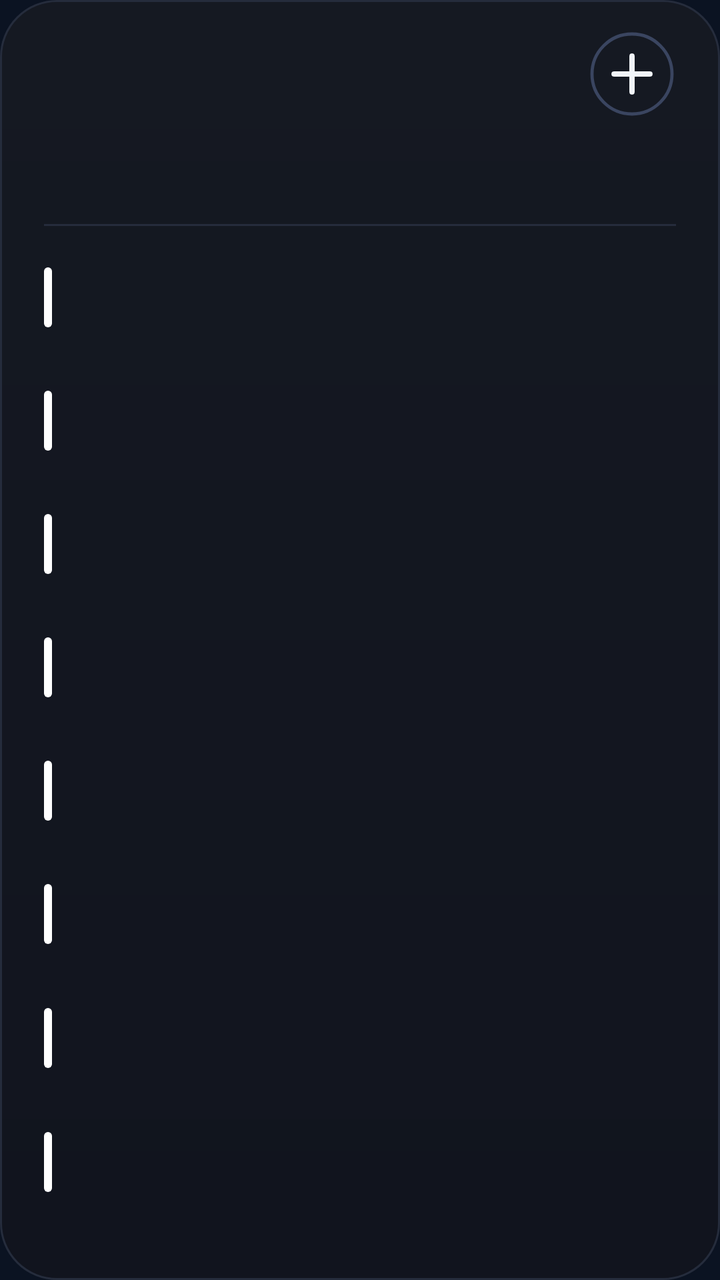
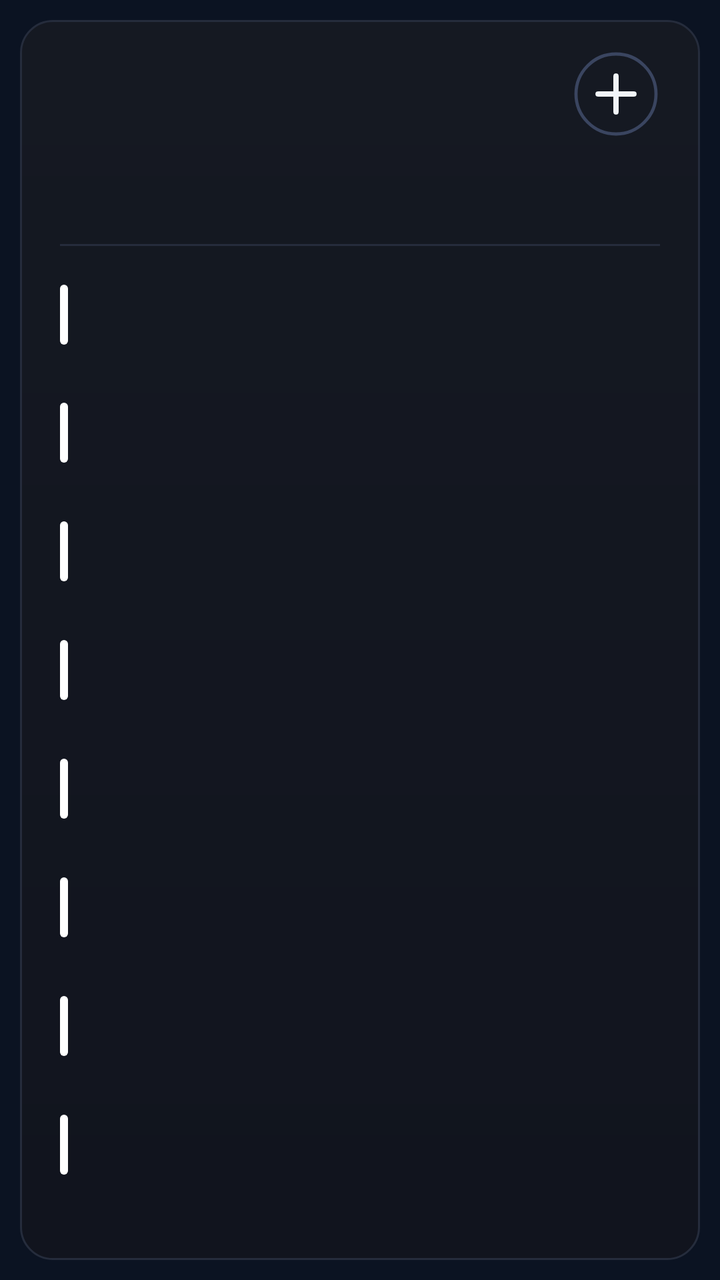

Two renders of the same Android screen: before a commit and after it. Below are the layout's source before the change and the commit's diff.
<!-- AndroidManifest.xml: application theme AppTheme -->
<!-- res/layout/cal_k8.xml -->
<?xml version="1.0" encoding="utf-8"?>
<FrameLayout xmlns:android="http://schemas.android.com/apk/res/android"
    android:id="@+id/root"
    android:layout_width="match_parent"
    android:layout_height="match_parent"
    android:padding="0dp">

    <LinearLayout
        android:id="@+id/panel"
        android:layout_width="match_parent"
        android:layout_height="match_parent"
        android:background="@drawable/cal_panel"
        android:orientation="vertical"
        android:paddingStart="22dp"
        android:paddingTop="13dp"
        android:paddingEnd="22dp"
        android:paddingBottom="14dp">

        
        <LinearLayout
            android:layout_width="match_parent"
            android:layout_height="48dp"
            android:gravity="center_vertical"
            android:orientation="horizontal">
        <ImageView
            android:id="@+id/cal_day"
            android:layout_width="wrap_content"
            android:layout_height="47dp"
            android:adjustViewBounds="true"
            android:scaleType="fitStart" />

            <LinearLayout
                android:layout_width="0dp"
                android:layout_height="wrap_content"
                android:layout_marginStart="12dp"
                android:layout_weight="1"
                android:orientation="vertical">
                <ImageView
                    android:id="@+id/cal_month"
                    android:layout_width="match_parent"
                    android:layout_height="23dp"
                    android:adjustViewBounds="true"
                    android:scaleType="fitStart" />
                <ImageView
                    android:id="@+id/cal_sub"
                    android:layout_width="match_parent"
                    android:layout_height="16dp"
                    android:adjustViewBounds="true"
                    android:layout_marginTop="2dp"
                    android:scaleType="fitStart" />
            </LinearLayout>

            <ImageView
                android:id="@+id/btn_add"
                android:layout_width="44dp"
                android:layout_height="44dp"
                android:contentDescription="New event"
                android:src="@drawable/ic_cal_add" />
        </LinearLayout>

        
        <LinearLayout
            android:layout_width="match_parent"
            android:layout_height="44dp"
            android:layout_marginTop="2dp"
            android:orientation="horizontal">
            <LinearLayout
                android:layout_width="0dp"
                android:layout_height="match_parent"
                android:layout_weight="1"
                android:gravity="center_horizontal"
                android:orientation="vertical">
                <ImageView
                    android:id="@+id/wk_label_0"
                    android:layout_width="wrap_content"
                    android:layout_height="14dp"
                    android:adjustViewBounds="true"
                    android:scaleType="fitCenter" />
                <ImageView
                    android:id="@+id/wk_num_0"
                    android:layout_width="26dp"
                    android:layout_height="26dp"
                    android:adjustViewBounds="true"
                    android:layout_marginTop="3dp"
                    android:scaleType="fitCenter" />
            </LinearLayout>
            <LinearLayout
                android:layout_width="0dp"
                android:layout_height="match_parent"
                android:layout_weight="1"
                android:gravity="center_horizontal"
                android:orientation="vertical">
                <ImageView
                    android:id="@+id/wk_label_1"
                    android:layout_width="wrap_content"
                    android:layout_height="14dp"
                    android:adjustViewBounds="true"
                    android:scaleType="fitCenter" />
                <ImageView
                    android:id="@+id/wk_num_1"
                    android:layout_width="26dp"
                    android:layout_height="26dp"
                    android:adjustViewBounds="true"
                    android:layout_marginTop="3dp"
                    android:scaleType="fitCenter" />
            </LinearLayout>
            <LinearLayout
                android:layout_width="0dp"
                android:layout_height="match_parent"
                android:layout_weight="1"
                android:gravity="center_horizontal"
                android:orientation="vertical">
                <ImageView
                    android:id="@+id/wk_label_2"
                    android:layout_width="wrap_content"
                    android:layout_height="14dp"
                    android:adjustViewBounds="true"
                    android:scaleType="fitCenter" />
                <ImageView
                    android:id="@+id/wk_num_2"
                    android:layout_width="26dp"
                    android:layout_height="26dp"
                    android:adjustViewBounds="true"
                    android:layout_marginTop="3dp"
                    android:scaleType="fitCenter" />
            </LinearLayout>
            <LinearLayout
                android:layout_width="0dp"
                android:layout_height="match_parent"
                android:layout_weight="1"
                android:gravity="center_horizontal"
                android:orientation="vertical">
                <ImageView
                    android:id="@+id/wk_label_3"
                    android:layout_width="wrap_content"
                    android:layout_height="14dp"
                    android:adjustViewBounds="true"
                    android:scaleType="fitCenter" />
                <ImageView
                    android:id="@+id/wk_num_3"
                    android:layout_width="26dp"
                    android:layout_height="26dp"
                    android:adjustViewBounds="true"
                    android:layout_marginTop="3dp"
                    android:scaleType="fitCenter" />
            </LinearLayout>
            <LinearLayout
                android:layout_width="0dp"
                android:layout_height="match_parent"
                android:layout_weight="1"
                android:gravity="center_horizontal"
                android:orientation="vertical">
                <ImageView
                    android:id="@+id/wk_label_4"
                    android:layout_width="wrap_content"
                    android:layout_height="14dp"
                    android:adjustViewBounds="true"
                    android:scaleType="fitCenter" />
                <ImageView
                    android:id="@+id/wk_num_4"
                    android:layout_width="26dp"
                    android:layout_height="26dp"
                    android:adjustViewBounds="true"
                    android:layout_marginTop="3dp"
                    android:scaleType="fitCenter" />
            </LinearLayout>
            <LinearLayout
                android:layout_width="0dp"
                android:layout_height="match_parent"
                android:layout_weight="1"
                android:gravity="center_horizontal"
                android:orientation="vertical">
                <ImageView
                    android:id="@+id/wk_label_5"
                    android:layout_width="wrap_content"
                    android:layout_height="14dp"
                    android:adjustViewBounds="true"
                    android:scaleType="fitCenter" />
                <ImageView
                    android:id="@+id/wk_num_5"
                    android:layout_width="26dp"
                    android:layout_height="26dp"
                    android:adjustViewBounds="true"
                    android:layout_marginTop="3dp"
                    android:scaleType="fitCenter" />
            </LinearLayout>
            <LinearLayout
                android:layout_width="0dp"
                android:layout_height="match_parent"
                android:layout_weight="1"
                android:gravity="center_horizontal"
                android:orientation="vertical">
                <ImageView
                    android:id="@+id/wk_label_6"
                    android:layout_width="wrap_content"
                    android:layout_height="14dp"
                    android:adjustViewBounds="true"
                    android:scaleType="fitCenter" />
                <ImageView
                    android:id="@+id/wk_num_6"
                    android:layout_width="26dp"
                    android:layout_height="26dp"
                    android:adjustViewBounds="true"
                    android:layout_marginTop="3dp"
                    android:scaleType="fitCenter" />
            </LinearLayout>
        </LinearLayout>

        <ImageView
            android:layout_width="match_parent"
            android:layout_height="1dp"
            android:layout_marginTop="5dp"
            android:layout_marginBottom="5dp"
            android:scaleType="fitXY"
            android:src="@drawable/cal_divider" />

        
        <LinearLayout
            android:layout_width="match_parent"
            android:layout_height="0dp"
            android:layout_weight="1"
            android:orientation="vertical">
        <LinearLayout
            android:id="@+id/cal_row_0"
            android:layout_width="match_parent"
            android:layout_height="0dp"
            android:layout_weight="1"
            android:gravity="center_vertical"
            android:orientation="horizontal">

            <ImageView
                android:id="@+id/cal_bar_0"
                android:layout_width="4dp"
                android:layout_height="30dp"
                android:layout_marginEnd="11dp"
                android:scaleType="fitXY"
                android:src="@drawable/cal_bar" />

            <LinearLayout
                android:layout_width="0dp"
                android:layout_height="wrap_content"
                android:layout_weight="1"
                android:orientation="vertical">

                <LinearLayout
                    android:layout_width="match_parent"
                    android:layout_height="wrap_content"
                    android:orientation="horizontal">
                    <ImageView
                        android:id="@+id/cal_time_0"
                        android:layout_width="wrap_content"
                        android:layout_height="16dp"
                        android:adjustViewBounds="true"
                        android:scaleType="fitStart" />
                    <ImageView
                        android:id="@+id/cal_hint_0"
                        android:layout_width="wrap_content"
                        android:layout_height="16dp"
                        android:adjustViewBounds="true"
                        android:layout_marginStart="9dp"
                        android:scaleType="fitStart" />
                </LinearLayout>
                <ImageView
                    android:id="@+id/cal_title_0"
                    android:layout_width="match_parent"
                    android:layout_height="22dp"
                    android:adjustViewBounds="true"
                    android:layout_marginTop="1dp"
                    android:scaleType="fitStart" />
            </LinearLayout>
        </LinearLayout>
        <LinearLayout
            android:id="@+id/cal_row_1"
            android:layout_width="match_parent"
            android:layout_height="0dp"
            android:layout_weight="1"
            android:gravity="center_vertical"
            android:orientation="horizontal">

            <ImageView
                android:id="@+id/cal_bar_1"
                android:layout_width="4dp"
                android:layout_height="30dp"
                android:layout_marginEnd="11dp"
                android:scaleType="fitXY"
                android:src="@drawable/cal_bar" />

            <LinearLayout
                android:layout_width="0dp"
                android:layout_height="wrap_content"
                android:layout_weight="1"
                android:orientation="vertical">

                <LinearLayout
                    android:layout_width="match_parent"
                    android:layout_height="wrap_content"
                    android:orientation="horizontal">
                    <ImageView
                        android:id="@+id/cal_time_1"
                        android:layout_width="wrap_content"
                        android:layout_height="16dp"
                        android:adjustViewBounds="true"
                        android:scaleType="fitStart" />
                    <ImageView
                        android:id="@+id/cal_hint_1"
                        android:layout_width="wrap_content"
                        android:layout_height="16dp"
                        android:adjustViewBounds="true"
                        android:layout_marginStart="9dp"
                        android:scaleType="fitStart" />
                </LinearLayout>
                <ImageView
                    android:id="@+id/cal_title_1"
                    android:layout_width="match_parent"
                    android:layout_height="22dp"
                    android:adjustViewBounds="true"
                    android:layout_marginTop="1dp"
                    android:scaleType="fitStart" />
            </LinearLayout>
        </LinearLayout>
        <LinearLayout
            android:id="@+id/cal_row_2"
            android:layout_width="match_parent"
            android:layout_height="0dp"
            android:layout_weight="1"
            android:gravity="center_vertical"
            android:orientation="horizontal">

            <ImageView
                android:id="@+id/cal_bar_2"
                android:layout_width="4dp"
                android:layout_height="30dp"
                android:layout_marginEnd="11dp"
                android:scaleType="fitXY"
                android:src="@drawable/cal_bar" />

            <LinearLayout
                android:layout_width="0dp"
                android:layout_height="wrap_content"
                android:layout_weight="1"
                android:orientation="vertical">

                <LinearLayout
                    android:layout_width="match_parent"
                    android:layout_height="wrap_content"
                    android:orientation="horizontal">
                    <ImageView
                        android:id="@+id/cal_time_2"
                        android:layout_width="wrap_content"
                        android:layout_height="16dp"
                        android:adjustViewBounds="true"
                        android:scaleType="fitStart" />
                    <ImageView
                        android:id="@+id/cal_hint_2"
                        android:layout_width="wrap_content"
                        android:layout_height="16dp"
                        android:adjustViewBounds="true"
                        android:layout_marginStart="9dp"
                        android:scaleType="fitStart" />
                </LinearLayout>
                <ImageView
                    android:id="@+id/cal_title_2"
                    android:layout_width="match_parent"
                    android:layout_height="22dp"
                    android:adjustViewBounds="true"
                    android:layout_marginTop="1dp"
                    android:scaleType="fitStart" />
            </LinearLayout>
        </LinearLayout>
        <LinearLayout
            android:id="@+id/cal_row_3"
            android:layout_width="match_parent"
            android:layout_height="0dp"
            android:layout_weight="1"
            android:gravity="center_vertical"
            android:orientation="horizontal">

            <ImageView
                android:id="@+id/cal_bar_3"
                android:layout_width="4dp"
                android:layout_height="30dp"
                android:layout_marginEnd="11dp"
                android:scaleType="fitXY"
                android:src="@drawable/cal_bar" />

            <LinearLayout
                android:layout_width="0dp"
                android:layout_height="wrap_content"
                android:layout_weight="1"
                android:orientation="vertical">

                <LinearLayout
                    android:layout_width="match_parent"
                    android:layout_height="wrap_content"
                    android:orientation="horizontal">
                    <ImageView
                        android:id="@+id/cal_time_3"
                        android:layout_width="wrap_content"
                        android:layout_height="16dp"
                        android:adjustViewBounds="true"
                        android:scaleType="fitStart" />
                    <ImageView
                        android:id="@+id/cal_hint_3"
                        android:layout_width="wrap_content"
                        android:layout_height="16dp"
                        android:adjustViewBounds="true"
                        android:layout_marginStart="9dp"
                        android:scaleType="fitStart" />
                </LinearLayout>
                <ImageView
                    android:id="@+id/cal_title_3"
                    android:layout_width="match_parent"
                    android:layout_height="22dp"
                    android:adjustViewBounds="true"
                    android:layout_marginTop="1dp"
                    android:scaleType="fitStart" />
            </LinearLayout>
        </LinearLayout>
        <LinearLayout
            android:id="@+id/cal_row_4"
            android:layout_width="match_parent"
            android:layout_height="0dp"
            android:layout_weight="1"
            android:gravity="center_vertical"
            android:orientation="horizontal">

            <ImageView
                android:id="@+id/cal_bar_4"
                android:layout_width="4dp"
                android:layout_height="30dp"
                android:layout_marginEnd="11dp"
                android:scaleType="fitXY"
                android:src="@drawable/cal_bar" />

            <LinearLayout
                android:layout_width="0dp"
                android:layout_height="wrap_content"
                android:layout_weight="1"
                android:orientation="vertical">

                <LinearLayout
                    android:layout_width="match_parent"
                    android:layout_height="wrap_content"
                    android:orientation="horizontal">
                    <ImageView
                        android:id="@+id/cal_time_4"
                        android:layout_width="wrap_content"
                        android:layout_height="16dp"
                        android:adjustViewBounds="true"
                        android:scaleType="fitStart" />
                    <ImageView
                        android:id="@+id/cal_hint_4"
                        android:layout_width="wrap_content"
                        android:layout_height="16dp"
                        android:adjustViewBounds="true"
                        android:layout_marginStart="9dp"
                        android:scaleType="fitStart" />
                </LinearLayout>
                <ImageView
                    android:id="@+id/cal_title_4"
                    android:layout_width="match_parent"
                    android:layout_height="22dp"
                    android:adjustViewBounds="true"
                    android:layout_marginTop="1dp"
                    android:scaleType="fitStart" />
            </LinearLayout>
        </LinearLayout>
        <LinearLayout
            android:id="@+id/cal_row_5"
            android:layout_width="match_parent"
            android:layout_height="0dp"
            android:layout_weight="1"
            android:gravity="center_vertical"
            android:orientation="horizontal">

            <ImageView
                android:id="@+id/cal_bar_5"
                android:layout_width="4dp"
                android:layout_height="30dp"
                android:layout_marginEnd="11dp"
                android:scaleType="fitXY"
                android:src="@drawable/cal_bar" />

            <LinearLayout
                android:layout_width="0dp"
                android:layout_height="wrap_content"
                android:layout_weight="1"
                android:orientation="vertical">

                <LinearLayout
                    android:layout_width="match_parent"
                    android:layout_height="wrap_content"
                    android:orientation="horizontal">
                    <ImageView
                        android:id="@+id/cal_time_5"
                        android:layout_width="wrap_content"
                        android:layout_height="16dp"
                        android:adjustViewBounds="true"
                        android:scaleType="fitStart" />
                    <ImageView
                        android:id="@+id/cal_hint_5"
                        android:layout_width="wrap_content"
                        android:layout_height="16dp"
                        android:adjustViewBounds="true"
                        android:layout_marginStart="9dp"
                        android:scaleType="fitStart" />
                </LinearLayout>
                <ImageView
                    android:id="@+id/cal_title_5"
                    android:layout_width="match_parent"
                    android:layout_height="22dp"
                    android:adjustViewBounds="true"
                    android:layout_marginTop="1dp"
                    android:scaleType="fitStart" />
            </LinearLayout>
        </LinearLayout>
        <LinearLayout
            android:id="@+id/cal_row_6"
            android:layout_width="match_parent"
            android:layout_height="0dp"
            android:layout_weight="1"
            android:gravity="center_vertical"
            android:orientation="horizontal">

            <ImageView
                android:id="@+id/cal_bar_6"
                android:layout_width="4dp"
                android:layout_height="30dp"
                android:layout_marginEnd="11dp"
                android:scaleType="fitXY"
                android:src="@drawable/cal_bar" />

            <LinearLayout
                android:layout_width="0dp"
                android:layout_height="wrap_content"
                android:layout_weight="1"
                android:orientation="vertical">

                <LinearLayout
                    android:layout_width="match_parent"
                    android:layout_height="wrap_content"
                    android:orientation="horizontal">
                    <ImageView
                        android:id="@+id/cal_time_6"
                        android:layout_width="wrap_content"
                        android:layout_height="16dp"
                        android:adjustViewBounds="true"
                        android:scaleType="fitStart" />
                    <ImageView
                        android:id="@+id/cal_hint_6"
                        android:layout_width="wrap_content"
                        android:layout_height="16dp"
                        android:adjustViewBounds="true"
                        android:layout_marginStart="9dp"
                        android:scaleType="fitStart" />
                </LinearLayout>
                <ImageView
                    android:id="@+id/cal_title_6"
                    android:layout_width="match_parent"
                    android:layout_height="22dp"
                    android:adjustViewBounds="true"
                    android:layout_marginTop="1dp"
                    android:scaleType="fitStart" />
            </LinearLayout>
        </LinearLayout>
        <LinearLayout
            android:id="@+id/cal_row_7"
            android:layout_width="match_parent"
            android:layout_height="0dp"
            android:layout_weight="1"
            android:gravity="center_vertical"
            android:orientation="horizontal">

            <ImageView
                android:id="@+id/cal_bar_7"
                android:layout_width="4dp"
                android:layout_height="30dp"
                android:layout_marginEnd="11dp"
                android:scaleType="fitXY"
                android:src="@drawable/cal_bar" />

            <LinearLayout
                android:layout_width="0dp"
                android:layout_height="wrap_content"
                android:layout_weight="1"
                android:orientation="vertical">

                <LinearLayout
                    android:layout_width="match_parent"
                    android:layout_height="wrap_content"
                    android:orientation="horizontal">
                    <ImageView
                        android:id="@+id/cal_time_7"
                        android:layout_width="wrap_content"
                        android:layout_height="16dp"
                        android:adjustViewBounds="true"
                        android:scaleType="fitStart" />
                    <ImageView
                        android:id="@+id/cal_hint_7"
                        android:layout_width="wrap_content"
                        android:layout_height="16dp"
                        android:adjustViewBounds="true"
                        android:layout_marginStart="9dp"
                        android:scaleType="fitStart" />
                </LinearLayout>
                <ImageView
                    android:id="@+id/cal_title_7"
                    android:layout_width="match_parent"
                    android:layout_height="22dp"
                    android:adjustViewBounds="true"
                    android:layout_marginTop="1dp"
                    android:scaleType="fitStart" />
            </LinearLayout>
        </LinearLayout>
        </LinearLayout>
        <ImageView
            android:id="@+id/cal_more"
            android:layout_width="match_parent"
            android:layout_height="14dp"
            android:adjustViewBounds="true"
            android:scaleType="fitEnd" />
    </LinearLayout>
</FrameLayout>
<!-- resources referenced by this layout -->
<resources>
  <!-- drawable cal_bar (drawable) -->
  <?xml version="1.0" encoding="utf-8"?>
  <shape xmlns:android="http://schemas.android.com/apk/res/android" android:shape="rectangle">
      <solid android:color="#FFFFFFFF" />
      <corners android:radius="2dp" />
  </shape>
  <!-- drawable cal_divider (drawable) -->
  <?xml version="1.0" encoding="utf-8"?>
  <shape xmlns:android="http://schemas.android.com/apk/res/android" android:shape="rectangle">
      <solid android:color="#FF252C3C" />
  </shape>
  <!-- drawable cal_panel (drawable) -->
  <?xml version="1.0" encoding="utf-8"?>
  <shape xmlns:android="http://schemas.android.com/apk/res/android" android:shape="rectangle">
      <gradient android:angle="270" android:startColor="#FF151922" android:endColor="#FF11141E" />
      <stroke android:width="1dp" android:color="#FF252C3C" />
      <corners android:radius="@dimen/widget_radius" />
  </shape>
  <!-- drawable ic_cal_add (drawable) -->
  <?xml version="1.0" encoding="utf-8"?>
  <vector xmlns:android="http://schemas.android.com/apk/res/android"
      android:width="44dp"
      android:height="44dp"
      android:viewportWidth="44"
      android:viewportHeight="44">
      <path
          android:pathData="M22,22m-20,0a20,20 0,1 1,40 0a20,20 0,1 1,-40 0"
          android:strokeColor="#FF3A4560"
          android:strokeWidth="1.6" />
      <path
          android:pathData="M13,22L31,22M22,13L22,31"
          android:strokeColor="#FFF1F5F9"
          android:strokeLineCap="round"
          android:strokeWidth="2.6" />
  </vector>
  <style name="AppTheme" parent="@android:style/Theme.DeviceDefault.NoActionBar">
          <item name="android:colorAccent">#DF8B35</item>
          <item name="android:colorControlActivated">#DF8B35</item>
          <item name="android:windowBackground">#0B1322</item>
          <item name="android:statusBarColor">#0E111A</item>
          <item name="android:navigationBarColor">#0B1322</item>
          <item name="android:textColorHint">#718096</item>
      </style>
  <dimen name="widget_radius">20dp</dimen>
</resources>

<!-- the commit's change to res/layout/cal_k8.xml (unified diff, before → after) -->
@@ -3,7 +3,7 @@
     android:id="@+id/root"
     android:layout_width="match_parent"
     android:layout_height="match_parent"
-    android:padding="0dp">
+    android:padding="10dp">
 
     <LinearLayout
         android:id="@+id/panel"
@@ -11,9 +11,9 @@
         android:layout_height="match_parent"
         android:background="@drawable/cal_panel"
         android:orientation="vertical"
-        android:paddingStart="22dp"
+        android:paddingStart="20dp"
         android:paddingTop="13dp"
-        android:paddingEnd="22dp"
+        android:paddingEnd="20dp"
         android:paddingBottom="14dp">
 
         
<!-- resource entries referenced after the edit -->
@@ -43,6 +43,6 @@
           <item name="android:navigationBarColor">#0B1322</item>
           <item name="android:textColorHint">#718096</item>
       </style>
-  <dimen name="widget_radius">20dp</dimen>
+  <dimen name="widget_radius">16dp</dimen>
 </resources>
 
